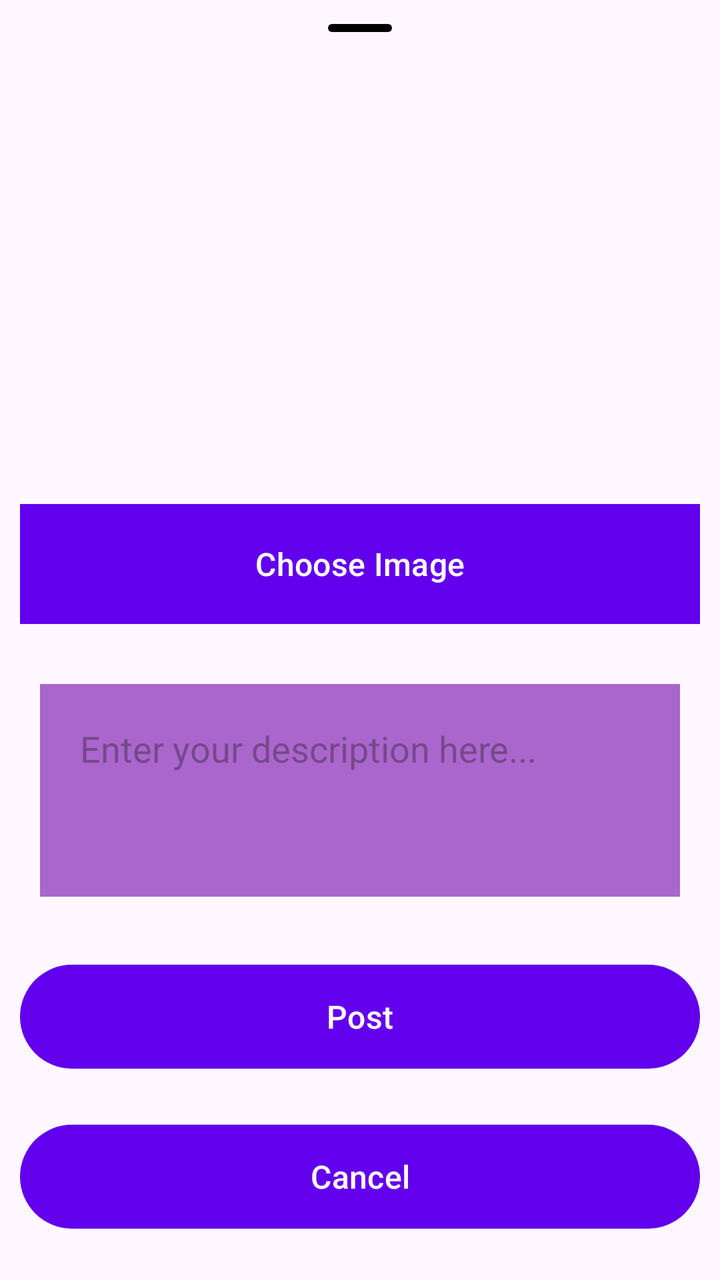
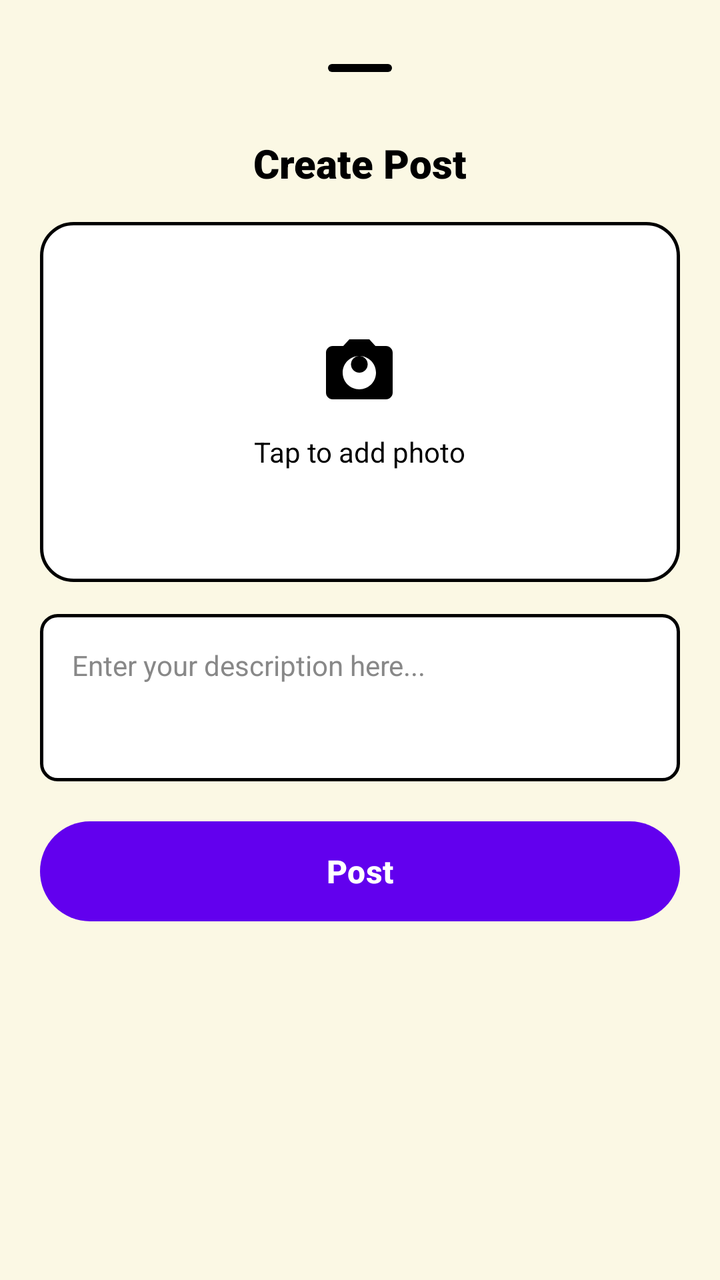

Two renders of the same Android screen: before a commit and after it. Below are the layout's source before the change and the commit's diff.
<!-- AndroidManifest.xml: application theme Theme.BunnyCare -->
<!-- res/layout/fragment_new_post.xml -->
<?xml version="1.0" encoding="utf-8"?>
<LinearLayout xmlns:android="http://schemas.android.com/apk/res/android"
    android:layout_width="match_parent"
    android:layout_height="wrap_content"
    android:orientation="vertical">

    <com.google.android.material.bottomsheet.BottomSheetDragHandleView
        android:layout_width="match_parent"
        android:layout_height="wrap_content"/>

    <ImageView
        android:id="@+id/postImagePreview"
        android:layout_width="238dp"
        android:layout_height="194dp"
        android:contentDescription=""/>

    <Button
        android:layout_width="match_parent"
        android:layout_height="60sp"
        android:layout_margin="10sp"
        android:id="@+id/choosePostImage"
        android:background="@android:color/holo_red_dark"
        android:text="Choose Image"
        android:textSize="16sp"/>

    <EditText
        android:id="@+id/postTextInput"
        android:layout_width="match_parent"
        android:layout_height="wrap_content"
        android:layout_margin="20sp"
        android:background="@android:color/holo_purple"
        android:gravity="top|start"
        android:hint="Enter your description here..."
        android:inputType="textMultiLine"
        android:minLines="3"
        android:padding="20sp" />

    <Button
        android:layout_width="match_parent"
        android:layout_height="60sp"
        android:layout_margin="10sp"
        android:id="@+id/post"
        android:text="Post"
        android:textSize="16sp"/>

    <Button
        android:layout_width="match_parent"
        android:layout_height="60sp"
        android:layout_margin="10sp"
        android:id="@+id/dismiss"
        android:text="Cancel"
        android:textSize="16sp"/>

</LinearLayout>
<!-- resources referenced by this layout -->
<resources>
  <style name="Theme.BunnyCare" parent="Base.Theme.BunnyCare" />
  <style name="Base.Theme.BunnyCare" parent="Theme.Material3.DayNight.NoActionBar">
          
          
      </style>
</resources>

<!-- the commit's change to res/layout/fragment_new_post.xml (unified diff, before → after) -->
@@ -2,53 +2,93 @@
 <LinearLayout xmlns:android="http://schemas.android.com/apk/res/android"
     android:layout_width="match_parent"
     android:layout_height="wrap_content"
-    android:orientation="vertical">
+    android:background="@color/cream_bg"
+    android:orientation="vertical"
+    android:padding="20dp">
 
     <com.google.android.material.bottomsheet.BottomSheetDragHandleView
         android:layout_width="match_parent"
         android:layout_height="wrap_content"/>
 
-    <ImageView
-        android:id="@+id/postImagePreview"
-        android:layout_width="238dp"
-        android:layout_height="194dp"
-        android:contentDescription=""/>
+    <TextView
+        android:layout_width="match_parent"
+        android:layout_height="wrap_content"
+        android:layout_marginBottom="16dp"
+        android:fontFamily="sans-serif-black"
+        android:gravity="center_horizontal"
+        android:text="Create Post"
+        android:textColor="@color/black"
+        android:textSize="20sp"
+        android:textStyle="bold" />
 
-    <Button
+    <FrameLayout
+        android:id="@+id/choosePostImage"
         android:layout_width="match_parent"
-        android:layout_height="60sp"
-        android:layout_margin="10sp"
-        android:id="@+id/choosePostImage"
-        android:background="@android:color/holo_red_dark"
-        android:text="Choose Image"
-        android:textSize="16sp"/>
+        android:layout_height="180dp"
+        android:layout_marginBottom="16dp"
+        android:background="@drawable/photo_picker_bg"
+        android:clickable="true"
+        android:focusable="true"
+        android:foreground="?attr/selectableItemBackground">
+
+        <LinearLayout
+            android:id="@+id/photoPlaceholder"
+            android:layout_width="wrap_content"
+            android:layout_height="wrap_content"
+            android:layout_gravity="center"
+            android:gravity="center"
+            android:orientation="vertical">
+
+            <ImageView
+                android:layout_width="40dp"
+                android:layout_height="40dp"
+                android:contentDescription="Add photo"
+                android:src="@drawable/ic_camera" />
+
+            <TextView
+                android:layout_width="wrap_content"
+                android:layout_height="wrap_content"
+                android:layout_marginTop="10dp"
+                android:text="Tap to add photo"
+                android:textColor="@color/black"
+                android:textSize="14sp" />
+
+        </LinearLayout>
+
+        <ImageView
+            android:id="@+id/postImagePreview"
+            android:layout_width="match_parent"
+            android:layout_height="match_parent"
+            android:contentDescription="Selected photo"
+            android:scaleType="centerCrop"
+            android:visibility="gone" />
+
+    </FrameLayout>
 
     <EditText
         android:id="@+id/postTextInput"
         android:layout_width="match_parent"
         android:layout_height="wrap_content"
-        android:layout_margin="20sp"
-        android:background="@android:color/holo_purple"
+        android:layout_marginBottom="20dp"
+        android:background="@drawable/edittext_border_bg"
         android:gravity="top|start"
         android:hint="Enter your description here..."
         android:inputType="textMultiLine"
         android:minLines="3"
-        android:padding="20sp" />
+        android:padding="16dp"
+        android:textColor="@color/black"
+        android:textColorHint="#888888"
+        android:textSize="14sp" />
 
     <Button
+        android:id="@+id/post"
         android:layout_width="match_parent"
-        android:layout_height="60sp"
-        android:layout_margin="10sp"
-        android:id="@+id/post"
+        android:layout_height="50dp"
+        android:background="@drawable/button_register_bg"
         android:text="Post"
-        android:textSize="16sp"/>
-
-    <Button
-        android:layout_width="match_parent"
-        android:layout_height="60sp"
-        android:layout_margin="10sp"
-        android:id="@+id/dismiss"
-        android:text="Cancel"
-        android:textSize="16sp"/>
+        android:textAllCaps="false"
+        android:textColor="@android:color/white"
+        android:textSize="16sp"
+        android:textStyle="bold" />
 
 </LinearLayout>
<!-- resource entries referenced after the edit -->
@@ -1,6 +1,49 @@
 <!-- resources referenced by this layout -->
 <resources>
+  <color name="black">#FF000000</color>
+  <color name="cream_bg">#FBF8E4</color>
+  <!-- drawable button_register_bg (drawable) -->
+  <?xml version="1.0" encoding="utf-8"?>
+  <shape xmlns:android="http://schemas.android.com/apk/res/android"
+      android:shape="rectangle">
+      <solid android:color="@color/Orangie" />
+      <corners android:radius="28dp" />
+  </shape>
+  <!-- drawable edittext_border_bg (drawable) -->
+  <?xml version="1.0" encoding="utf-8"?>
+  <shape xmlns:android="http://schemas.android.com/apk/res/android"
+      android:shape="rectangle">
+      <solid android:color="@android:color/white" />
+      <stroke
+          android:width="1.5dp"
+          android:color="@color/black" />
+      <corners android:radius="8dp" />
+  </shape>
+  <!-- drawable ic_camera (drawable) -->
+  <vector xmlns:android="http://schemas.android.com/apk/res/android"
+      android:width="40dp"
+      android:height="40dp"
+      android:viewportWidth="24"
+      android:viewportHeight="24">
+      <path
+          android:fillColor="@color/black"
+          android:pathData="M9,2L7.17,4H4C2.9,4 2,4.9 2,6v12c0,1.1 0.9,2 2,2h16c1.1,0 2,-0.9 2,-2V6c0,-1.1 -0.9,-2 -2,-2h-3.17L15,2H9zM12,17c-2.76,0 -5,-2.24 -5,-5s2.24,-5 5,-5 5,2.24 5,5 -2.24,5 -5,5z" />
+      <path
+          android:fillColor="@color/black"
+          android:pathData="M12,9.5m-2.5,0a2.5,2.5 0,1 1,5 0a2.5,2.5 0,1 1,-5 0" />
+  </vector>
+  <!-- drawable photo_picker_bg (drawable) -->
+  <?xml version="1.0" encoding="utf-8"?>
+  <shape xmlns:android="http://schemas.android.com/apk/res/android"
+      android:shape="rectangle">
+      <solid android:color="@android:color/white" />
+      <stroke
+          android:width="1.5dp"
+          android:color="@color/black" />
+      <corners android:radius="16dp" />
+  </shape>
   <style name="Theme.BunnyCare" parent="Base.Theme.BunnyCare" />
+  <color name="Orangie">#EF9950</color>
   <style name="Base.Theme.BunnyCare" parent="Theme.Material3.DayNight.NoActionBar">
           
           
